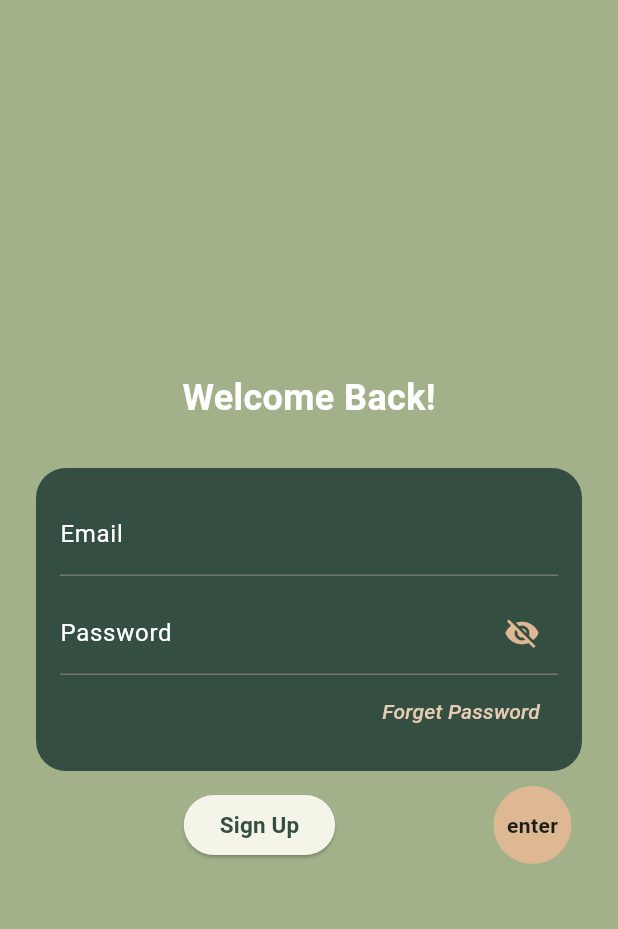
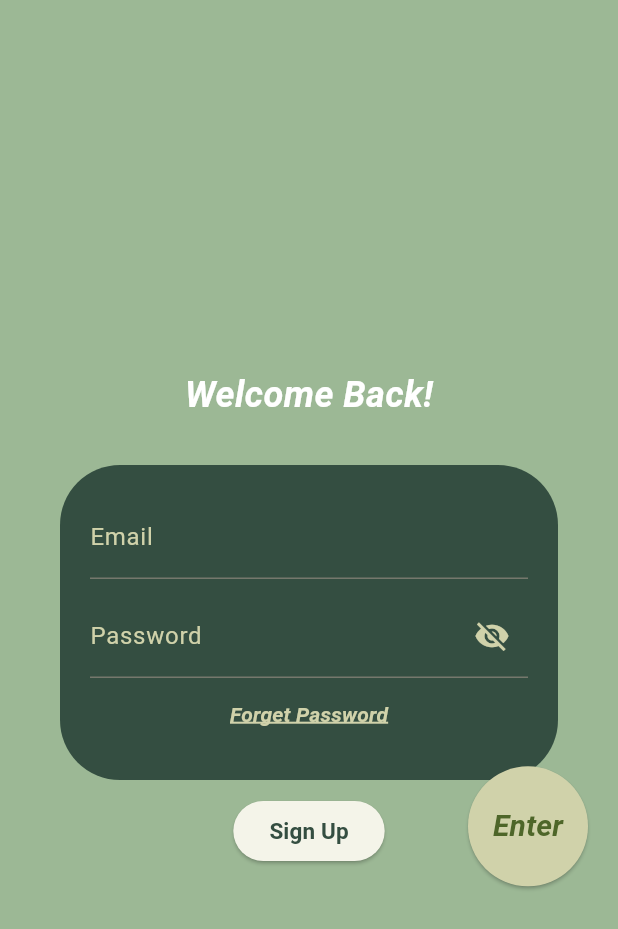
Before and after one commit to charaelene/share, a Flutter app: the LoginScreen screen opened by its route, on a phone screen of 412 x 824 dp. Shown: the top 929 px of the screen. Run offline on Flutter 3.47's test engine with Material 3 defaults, Android fonts, the phone set to English and light mode, and no system bars; our stand-ins replace font_awesome_flutter, image_picker.

Commit message:
updated the login screen

```diff
--- a/lib/main.dart
+++ b/lib/main.dart
@@ -23,7 +23,7 @@ class MyApp extends StatelessWidget {
         colorScheme: ColorScheme.fromSeed(seedColor: const Color(0xFFA3B18A)),
         useMaterial3: true,
       ),
-      home: HomeScreen(),
+      home: LoginScreen(),
       routes: {
         '/login': (context) => LoginScreen(),
         '/reg': (context) => RegScreen(),
--- a/lib/screens/login_screen.dart
+++ b/lib/screens/login_screen.dart
@@ -8,9 +8,9 @@ class LoginScreen extends StatefulWidget {
 }
 
 class _LoginScreenState extends State<LoginScreen> {
-  bool _obsecureText = true; // To toggle password visibility
+  bool obsecureText = true; // To toggle password visibility
   // Form key to manage form state (validation and saving)
-  final GlobalKey<FormState> _formKey = GlobalKey<FormState>();
+  final GlobalKey<FormState> formKey = GlobalKey<FormState>();
 
   // Variables to store form input values
   String? email;
@@ -19,11 +19,17 @@ class _LoginScreenState extends State<LoginScreen> {
   @override
   Widget build(BuildContext context) {
     return Scaffold(
-      backgroundColor: const Color(0xFFA3B18A), // Light green background
-
-      body: Padding(
-        padding: const EdgeInsets.symmetric(horizontal: 24.0), // Screen padding
-        child: Column(
+      backgroundColor: const Color.fromRGBO(
+        156,
+        184,
+        149,
+        1.0,
+      ), // Light green background
+      body: LayoutBuilder(
+        builder: (context, constraints) {
+          return Stack(
+            children: [
+              Column(
                 mainAxisAlignment: MainAxisAlignment.center,
                 children: [
                   const Text(
@@ -31,6 +37,7 @@ class _LoginScreenState extends State<LoginScreen> {
                     style: TextStyle(
                       fontSize: 24,
                       fontWeight: FontWeight.bold,
+                      fontStyle: FontStyle.italic,
                       color: Colors.white,
                     ),
                   ),
@@ -38,15 +45,16 @@ class _LoginScreenState extends State<LoginScreen> {
                   const SizedBox(height: 30), // Space between title and form
                   // Container box for the form fields
                   Container(
-              padding: const EdgeInsets.all(16),
+                    margin: EdgeInsets.symmetric(horizontal: 40.0),
+                    padding: const EdgeInsets.all(20),
                     decoration: BoxDecoration(
                       color: const Color(0xFF344E41),
-                borderRadius: BorderRadius.circular(20),
+                      borderRadius: BorderRadius.circular(40),
                     ),
 
                     // Form widget wraps the input fields
                     child: Form(
-                key: _formKey, // Link the form key here
+                      key: formKey, // Link the form key here
                       child: Column(
                         children: [
                           // Email field
@@ -54,7 +62,10 @@ class _LoginScreenState extends State<LoginScreen> {
                             style: const TextStyle(color: Colors.white),
                             decoration: const InputDecoration(
                               labelText: 'Email',
-                        labelStyle: TextStyle(color: Colors.white),
+                              labelStyle: TextStyle(
+                                color: Color.fromRGBO(208, 210, 170, 1.0),
+                              ),
+                              errorStyle: TextStyle(color: Colors.red, fontWeight: FontWeight.bold),
                             ),
                             keyboardType: TextInputType.emailAddress,
                             validator: (value) {
@@ -66,9 +77,7 @@ class _LoginScreenState extends State<LoginScreen> {
                               }
                               return null; // Valid
                             },
-                      onSaved: (value) {
-                        email = value;
-                      },
+                            onSaved: (value) => email = value,
                           ),
 
                           const SizedBox(height: 10),
@@ -76,25 +85,31 @@ class _LoginScreenState extends State<LoginScreen> {
                           // Password field
                           TextFormField(
                             style: const TextStyle(color: Colors.white),
-                      obscureText: _obsecureText,
+                            obscureText: obsecureText,
                             decoration: InputDecoration(
+                              errorStyle: TextStyle(color: Colors.red, fontWeight: FontWeight.bold),
                               labelText: 'Password',
-                        labelStyle: const TextStyle(color: Colors.white),
+                              labelStyle: const TextStyle(
+                                color: Color.fromRGBO(208, 210, 170, 1.0),
+                              ),
                               suffixIcon: IconButton(
                                 icon: Icon(
-                            _obsecureText
+                                  obsecureText
                                       ? Icons
                                           .visibility_off // Hide password icon
-                                : Icons.remove_red_eye, // Show password icon
-                            color: const Color(
-                              0xFFDDB892,
+                                      : Icons
+                                          .remove_red_eye, // Show password icon
+                                  color: Color.fromRGBO(
+                                    208,
+                                    210,
+                                    170,
+                                    1.0,
                                   ), // Beige color for icon
                                 ),
                                 onPressed: () {
-                            setState(() {
-                              _obsecureText =
-                                  !_obsecureText; // Toggle visibility
-                            });
+                                  setState(
+                                    () => obsecureText = !obsecureText,
+                                  ); // Toggle visibility
                                 },
                               ),
                             ),
@@ -113,19 +128,25 @@ class _LoginScreenState extends State<LoginScreen> {
                           ),
 
                           // Forget password button
-                    Align(
-                      alignment: Alignment.centerRight,
+                          Center(
                             child: TextButton(
                               onPressed: () {
-                          Navigator.pushNamed(
-                            context, '/forget',
-                          );
+                                Navigator.pushNamed(context, '/forget');
                               },
                               child: const Text(
                                 "Forget Password",
                                 style: TextStyle(
-                            color: Color(0xFFE6CCB2),
+                                  color: Color.fromRGBO(208, 210, 170, 1.0),
                                   fontStyle: FontStyle.italic,
+                                  fontWeight: FontWeight.bold,
+                                  decoration: TextDecoration.underline,
+                                  decorationThickness: 2.0,
+                                  decorationColor: Color.fromRGBO(
+                                    208,
+                                    210,
+                                    170,
+                                    1.0,
+                                  ),
                                 ),
                               ),
                             ),
@@ -136,16 +157,11 @@ class _LoginScreenState extends State<LoginScreen> {
                   ),
 
                   const SizedBox(height: 10),
-            Row(
-              children: [
-                Spacer(),
                   // Sign up button
                   ElevatedButton(
                     onPressed: () {
                       // Navigate to registration screen
-                    Navigator.pushNamed(
-                      context,('/reg'),
-                    );
+                      Navigator.pushNamed(context, ('/reg'));
                     },
                     child: const Text(
                       "Sign Up",
@@ -156,45 +172,56 @@ class _LoginScreenState extends State<LoginScreen> {
                       ),
                     ),
                   ),
-                Spacer(), // Spacer to center the button
+                ],
+              ),
 
-                const SizedBox(height: 20), // Space before the enter button
               // enter button
-                GestureDetector(
-                  onTap: () {
-                    // When "enter" is tapped:
-                    if (_formKey.currentState!.validate()) {
+              Positioned(
+                top: constraints.maxHeight * 0.62,
+                right: 20,
+                child: ElevatedButton(
+                  onPressed: () {
+                    // When "enter" button is tapped:
+                    if (formKey.currentState!.validate()) {
                       // If all fields are valid
-                      _formKey.currentState!.save(); // Save email and password
-                      print('Email: $email');
-                      print('Password: $password');
+                      formKey.currentState!.save(); // Save email and password
                       ScaffoldMessenger.of(context).showSnackBar(
                         SnackBar(
                           content: Text('Login successful for $email'),
                           duration: const Duration(seconds: 2),
-                          backgroundColor: const Color(0xFF344E41), // Dark green background
+                          backgroundColor: const Color(
+                            0xFF344E41,
+                          ), // Dark green background
                         ),
                       );
                       // Navigate to home screen
                       Navigator.pushNamed(context, '/home');
                     }
                   },
-                  child: Container(
+                  style: ElevatedButton.styleFrom(
+                    shape: const CircleBorder(),
+                    minimumSize: const Size(80, 80),
                     padding: const EdgeInsets.all(16),
-                    decoration: const BoxDecoration(
-                      color: Color(0xFFDDB892), // Beige color
-                      shape: BoxShape.circle,
+                    backgroundColor: Color.fromRGBO(
+                      208,
+                      210,
+                      170,
+                      1.0,
+                    ), // Beige color
                   ),
                   child: const Text(
-                      'enter',
-                      style: TextStyle(fontWeight: FontWeight.bold),
+                    'Enter',
+                    style: TextStyle(
+                      fontWeight: FontWeight.bold,
+                      fontSize: 20,
+                      fontStyle: FontStyle.italic,
+                    ),
                   ),
                 ),
               ),
             ],
-            ),
-          ],
-        ),
+          );
+        },
       ),
     );
   }
```
Lines whose indentation alone changed are shown as unchanged.
